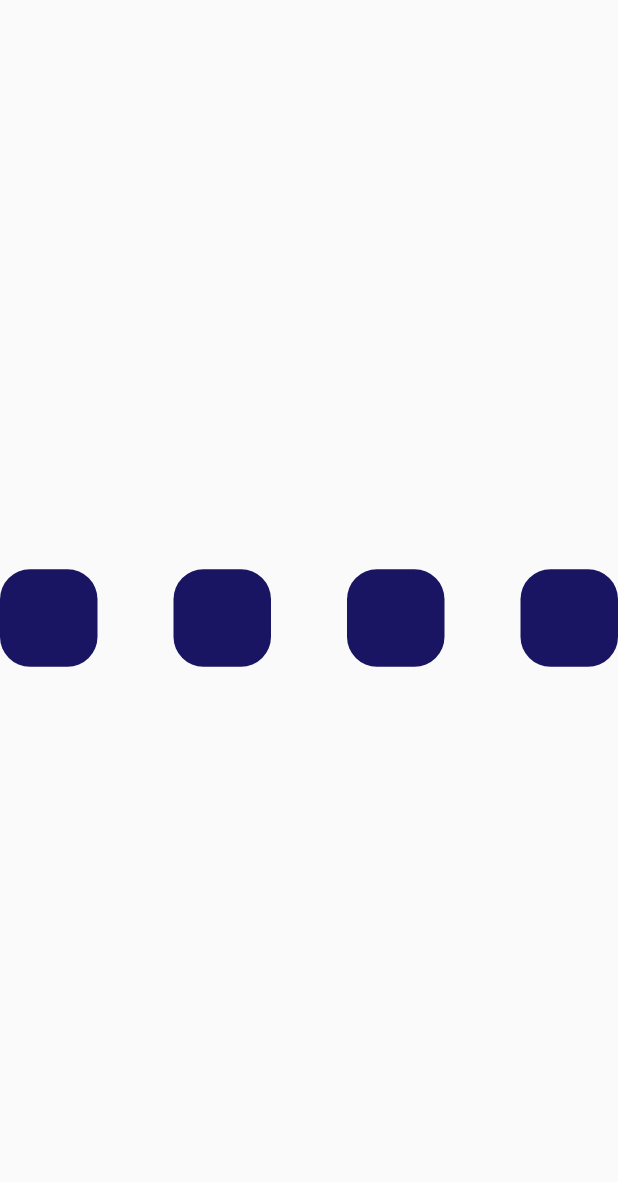
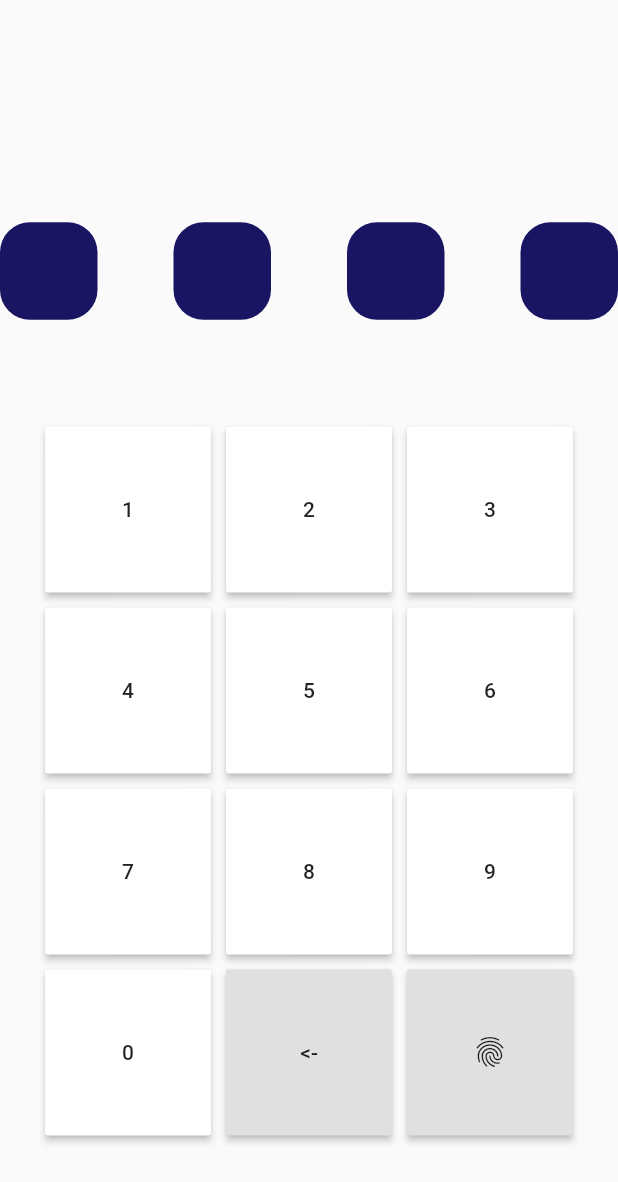
Before and after one commit to Acver14/bucket_list, a Flutter app: the PinPutPage screen opened directly, on a phone screen of 412 x 824 dp. Shown: the top 1182 px of the screen. Run offline on Flutter 3.47's test engine with Material 2 defaults, Android fonts, the phone set to English and light mode, and no system bars; our stand-ins replace cached_network_image, cloud_firestore, firebase_auth, firebase_storage, flutter_datetime_picker, flutter_rating_bar and 10 more; missing offline and left inert: flutter_auth_buttons, flutter_screen_lock, geocoder, google_maps_place_picker, loading_animations, map_pin_picker and 2 more; accounts and stored records are empty; network calls fail.

Commit message:
2021/06/03 지문과 핀 번호로 인한 잠금해제에 대한 유연성 보완 버킷리스트 완료시 사진 첨부하였을 때 저장되지 않는 버그 수정

```diff
--- a/lib/main.dart
+++ b/lib/main.dart
@@ -1,3 +1,4 @@
+import 'package:bucket_list/authPage.dart';
 import 'package:flutter/material.dart';
 import 'splashScreenPage.dart';
 
--- a/lib/modifyBucketListPage.dart
+++ b/lib/modifyBucketListPage.dart
@@ -1,6 +1,7 @@
 import 'dart:io';
 
 import 'package:bucket_list/provider/firebase_provider.dart';
+import 'package:bucket_list/widgetClass/imageCardList.dart';
 import 'package:firebase_storage/firebase_storage.dart';
 import 'package:flutter/foundation.dart';
 import 'package:flutter/material.dart';
@@ -21,7 +22,6 @@ import 'package:flutter_datetime_picker/flutter_datetime_picker.dart';
 import 'package:cloud_firestore/cloud_firestore.dart';
 import 'package:provider/provider.dart';
 import 'mapPickerPage.dart';
-import 'widgetClass/image_card_list.dart';
 
 import "dart:convert";
 import "package:http/http.dart" as http;
@@ -124,8 +124,8 @@ class ModifyBucketListPageState extends State<ModifyBucketListPage> {
   }
 
   uploadImageList(List _imageList) async {
-    _imageList.forEach((_image) {
-      uploadImage(_imageList.indexOf(_image).toString(), _image);
+    _imageList.forEach((_image) async {
+      await uploadImage(_imageList.indexOf(_image).toString(), _image);
     });
   }
 
--- a/lib/pinputPage.dart
+++ b/lib/pinputPage.dart
@@ -2,7 +2,9 @@ import 'package:bucket_list/bucketListPage.dart';
 import 'package:bucket_list/method/localAuthMethod.dart';
 import 'package:bucket_list/method/printLog.dart';
 import 'package:flutter/material.dart';
+import 'package:flutter/services.dart';
 import 'package:pinput/pin_put/pin_put.dart';
+import 'package:local_auth/local_auth.dart';
 
 var _isPinRegister;
 class PinPutPage extends StatefulWidget {
@@ -19,17 +21,49 @@ class PinPutPageState extends State<PinPutPage> {
   final _pinPutController = new TextEditingController();
   final _pinPutFocusNode = FocusNode();
   String _pin;
+  static final _auth = LocalAuthentication();
+  static var isAvailable;
+
 
   @override
   void initState() {
     loadPinPut().then((ret){
       _pin = ret;
     });
+    //authenticate();
     super.initState();
   }
 
+  static Future<bool> hasBiometrics() async{
+    try {
+      return await _auth.canCheckBiometrics;
+    } on PlatformException catch (e){
+      return false;
+    }
+  }
+
+  static Future<void> authenticate(BuildContext context) async{
+    isAvailable = await hasBiometrics();
+    bool _authCheck = false;
+    if(!isAvailable) return false;
+    try{
+      _authCheck = await _auth.authenticateWithBiometrics(
+          localizedReason: '지문 인식을 진행해주십시오.',
+          useErrorDialogs: true,
+          stickyAuth: true
+      );
+    } on PlatformException catch (e){
+      return false;
+    }
+    if(_authCheck) {
+      Navigator.pop(context);
+      Navigator.push(
+          context, MaterialPageRoute(builder: (context) => BucketListPage()));
+    }
+  }
   @override
   Widget build(BuildContext context) {
+    authenticate(context);
     return Scaffold(
       body: Stack(
         fit: StackFit.passthrough,
@@ -48,7 +82,11 @@ class PinPutPageState extends State<PinPutPage> {
       color: const Color.fromRGBO(25, 21, 99, 1),
       borderRadius: BorderRadius.circular(20.0),
     );
-    return PinPut(
+    return Column(
+      mainAxisAlignment: MainAxisAlignment.spaceEvenly,
+      children: [
+        SizedBox(height:70),
+        PinPut(
           eachFieldWidth: 65.0,
           eachFieldHeight: 65.0,
           withCursor: true,
@@ -70,6 +108,7 @@ class PinPutPageState extends State<PinPutPage> {
               }
             }
             else if(checkPin(pin)){
+              Navigator.pop(context);
               Navigator.push(context, MaterialPageRoute(builder: (context) => BucketListPage()));
             }
             else{
@@ -81,6 +120,49 @@ class PinPutPageState extends State<PinPutPage> {
           followingFieldDecoration: pinPutDecoration,
           pinAnimationType: PinAnimationType.scale,
           textStyle: const TextStyle(color: Colors.white, fontSize: 20.0),
+        ),
+        GridView.count(
+          crossAxisCount: 3,
+          shrinkWrap: true,
+          crossAxisSpacing: 10,
+          mainAxisSpacing: 10,
+          padding: const EdgeInsets.all(30),
+          physics: NeverScrollableScrollPhysics(),
+          children: [
+            ...[1, 2, 3, 4, 5, 6, 7, 8, 9, 0, ].map((e) {
+              return Container(
+                width: 10,
+                  height: 5,
+                  child: RaisedButton(
+                    color: Colors.white,
+                    child: Text('$e'),
+                    onPressed: ()  {
+                      _pinPutController.text = '${_pinPutController.text}$e';
+                    },
+                  )
+              );
+            }),
+            RaisedButton(
+              child: Text('<-'),
+              onLongPress: (){
+                _pinPutController.text = '';
+              },
+              onPressed: () {
+                if (_pinPutController.text.isNotEmpty) {
+                  _pinPutController.text = _pinPutController.text
+                      .substring(0, _pinPutController.text.length - 1);
+                }
+              },
+            ),
+            RaisedButton(
+              child: Icon(Icons.fingerprint),
+              onPressed: () async {
+                await authenticate(context);
+              },
+            ),
+          ],
+        ),
+      ],
     );
   }
 
--- a/lib/widgetClass/imageCardList.dart
+++ b/lib/widgetClass/imageCardList.dart
@@ -153,7 +153,6 @@ Widget build(BuildContext context) {
     map.forEach((key, value) {
       list.add(_ImageCard(
         imagePath: value,
-        imageTitle: key,
         onTap: onTap,
       ));
     });
@@ -319,7 +318,7 @@ class _ImageView extends StatelessWidget {
         image: DecorationImage(
           /// Checking if it's a network image or an asset image and
           /// acting accordingly.
-          image: Image.file(File(imagePath)).image,
+          image: imagePath.contains('http')?NetworkImage(imagePath):Image.file(File(imagePath)).image,
           fit: BoxFit.fill,
           alignment: Alignment.topCenter,
         ),
--- a/pubspec.yaml
+++ b/pubspec.yaml
@@ -74,6 +74,7 @@ dependencies:
   flutter_switch: ^0.3.0
 
   #auth
+  flutter_screen_lock: ^4.0.4+1
   local_auth: ^0.6.3+4
   pinput: ^1.2.0
 dev_dependencies:
```
Also changed, not shown: lib/authPage.dart (+45 -3 lines), lib/bucketListPage.dart (+5 -2 lines), lib/dataClass/bucketDataClass.dart (+14 -0 lines), pubspec.lock, 2 other files. Lines whose indentation alone changed are shown as unchanged.
